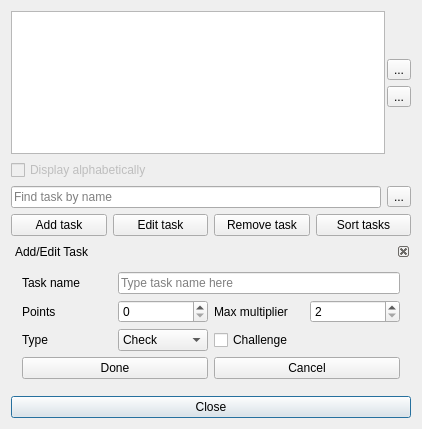
Above: trunk/gui_taskedit.ui from FrankMamuda/ketoevent before the change. Below: the same form after it.
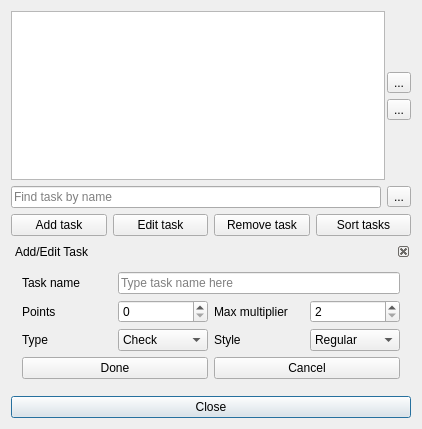
That is the form after the change. Icons and pictures are not drawn.

Commit message: styles, translations and other features

What changed in the file:
```diff
--- a/trunk/gui_taskedit.ui
+++ b/trunk/gui_taskedit.ui
@@ -84,16 +84,6 @@
      </item>
     </layout>
    </item>
-   <item>
-    <widget class="QCheckBox" name="sortCheck">
-     <property name="enabled">
-      <bool>false</bool>
-     </property>
-     <property name="text">
-      <string>Display alphabetically</string>
-     </property>
-    </widget>
-   </item>
    <item>
     <layout class="QGridLayout" name="findLayout">
      <item row="0" column="0">
@@ -238,13 +228,6 @@
            </property>
           </widget>
          </item>
-         <item row="2" column="2" colspan="2">
-          <widget class="QCheckBox" name="taskChallenge">
-           <property name="text">
-            <string>Challenge</string>
-           </property>
-          </widget>
-         </item>
          <item row="1" column="1">
           <widget class="QSpinBox" name="taskPoints"/>
          </item>
@@ -270,9 +253,33 @@
              <string>Multi</string>
             </property>
            </item>
+          </widget>
+         </item>
+         <item row="2" column="2">
+          <widget class="QLabel" name="styleLabel">
+           <property name="text">
+            <string>Style</string>
+           </property>
+          </widget>
+         </item>
+         <item row="2" column="3">
+          <widget class="QComboBox" name="taskStyle">
+           <property name="toolTip">
+            <string>Style to hilight special tasks</string>
+           </property>
            <item>
             <property name="text">
-             <string>Special</string>
+             <string>Regular</string>
+            </property>
+           </item>
+           <item>
+            <property name="text">
+             <string>Bold</string>
+            </property>
+           </item>
+           <item>
+            <property name="text">
+             <string>Italic</string>
             </property>
            </item>
           </widget>
```
Left out of the diff: 57 changed lines with no effect on the pictures. The commit also changes 26 other files.
